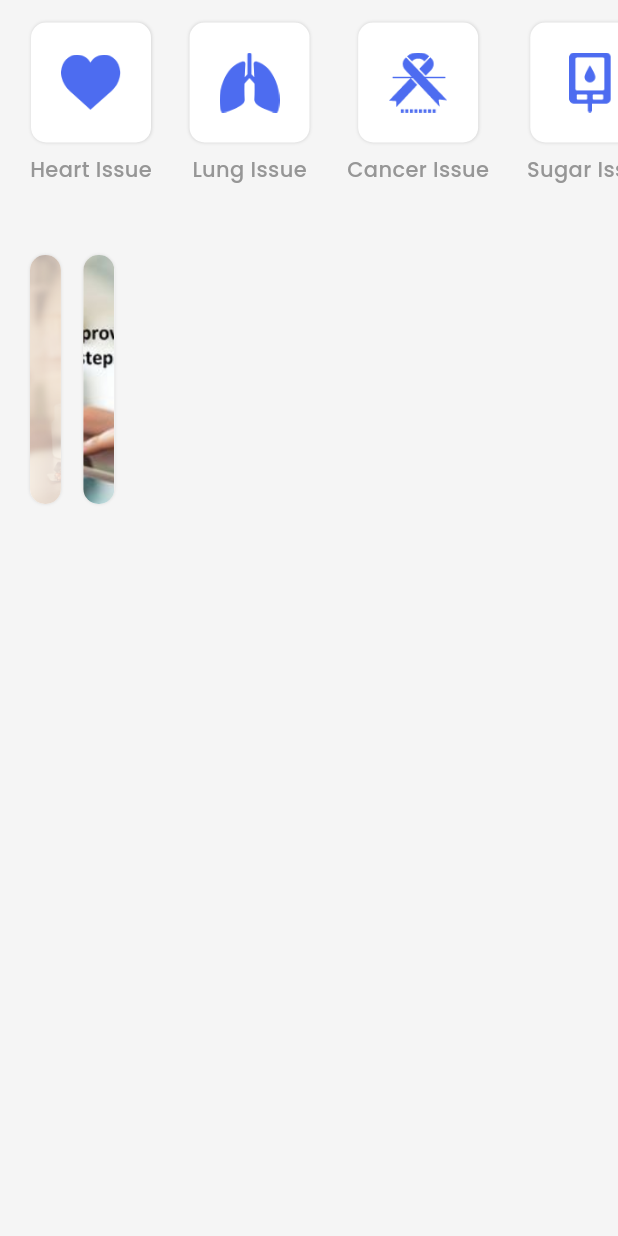
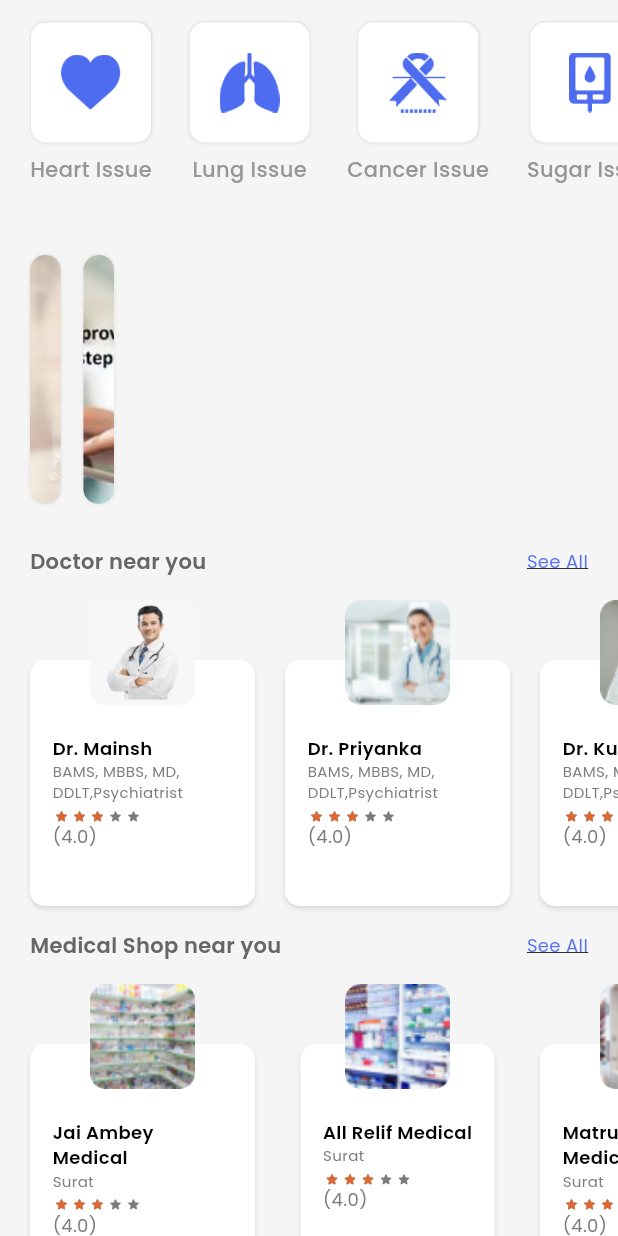
Before and after one commit to IlhamGhaza/flutter_medicare, a Flutter app: the HomeTabScreen screen opened directly, on a phone screen of 412 x 824 dp. Run offline on Flutter 3.47's test engine with Material 3 defaults, Android fonts, the phone set to English and light mode, and no system bars; drawn by our look-alikes of flutter_rating_stars; our stand-ins replace flutter_otp_text_field; missing offline and left inert: fl_country_code_picker.

Commit message:
feat(home): add doctor and shop cells to home tab

```diff
--- /dev/null
+++ b/lib/presentation/home/doctor_cell.dart
@@ -0,0 +1,111 @@
+import 'package:flutter/material.dart';
+import 'package:flutter_rating_stars/flutter_rating_stars.dart';
+import '../../common/color_extension.dart';
+
+class DoctorCell extends StatelessWidget {
+  final Map obj;
+  final VoidCallback onPressed;
+
+  const DoctorCell({super.key, required this.obj, required this.onPressed});
+
+  @override
+  Widget build(BuildContext context) {
+    return InkWell(
+      onTap: onPressed,
+      child: SizedBox(
+        width: 150,
+        child: Stack(
+          alignment: Alignment.topCenter,
+          children: [
+            Container(
+              margin: const EdgeInsets.only(top: 40),
+              padding: const EdgeInsets.only(
+                top: 50,
+                left: 15,
+                right: 15,
+                bottom: 15,
+              ),
+              decoration: BoxDecoration(
+                  color: Colors.white,
+                  borderRadius: BorderRadius.circular(10),
+                  boxShadow: const [
+                    BoxShadow(
+                        color: Colors.black12,
+                        blurRadius: 2,
+                        offset: Offset(0, 2))
+                  ]),
+              child: Column(
+                crossAxisAlignment: CrossAxisAlignment.start,
+                children: [
+                  Text(
+                    obj["name"],
+                    maxLines: 2,
+                    style: TextStyle(
+                      color: TColor.black,
+                      fontSize: 12,
+                      fontWeight: FontWeight.w600,
+                    ),
+                  ),
+                  Text(
+                    obj["degree"],
+                    maxLines: 2,
+                    style: TextStyle(
+                      color: TColor.secondaryText,
+                      fontSize: 10,
+                    ),
+                  ),
+                  const SizedBox(
+                    height: 4,
+                  ),
+                  IgnorePointer(
+                    ignoring: true,
+                    child: RatingStars(
+                      value: 3,
+                      onValueChanged: (v) {},
+                      starCount: 5,
+                      starSize: 10,
+                      valueLabelColor: const Color(0xff9b9b9b),
+                      valueLabelTextStyle: const TextStyle(
+                          color: Colors.white,
+                          fontWeight: FontWeight.w400,
+                          fontStyle: FontStyle.normal,
+                          fontSize: 12.0),
+                      valueLabelRadius: 0,
+                      maxValue: 5,
+                      starSpacing: 2,
+                      maxValueVisibility: true,
+                      valueLabelVisibility: false,
+                      animationDuration: const Duration(milliseconds: 1000),
+                      valueLabelPadding: const EdgeInsets.symmetric(
+                          vertical: 1, horizontal: 8),
+                      valueLabelMargin: const EdgeInsets.only(right: 8),
+                      starOffColor: const Color(0xff7c7c7c),
+                      starColor: const Color(0xffDE6732),
+                    ),
+                  ),
+                  Text(
+                    "(4.0)",
+                    maxLines: 2,
+                    style: TextStyle(
+                      color: TColor.secondaryText,
+                      fontSize: 12,
+                    ),
+                  )
+                ],
+              ),
+            ),
+            ClipRRect(
+              borderRadius: BorderRadius.circular(10),
+              child: Image.asset(
+                obj["img"],
+                width: 70,
+                height: 70,
+                fit: BoxFit.cover,
+              ),
+            )
+          ],
+        ),
+      ),
+    );
+  }
+}
--- a/lib/presentation/home/home_tab_screen.dart
+++ b/lib/presentation/home/home_tab_screen.dart
@@ -1,5 +1,9 @@
 import 'package:flutter/material.dart';
 import 'package:flutter_medicare/common_widget/category_button.dart';
+import 'package:flutter_medicare/common_widget/section_row.dart';
+import 'package:flutter_medicare/presentation/home/doctor_cell.dart';
+import 'package:flutter_medicare/presentation/home/shop_cell.dart';
+import 'package:flutter_rating_stars/flutter_rating_stars.dart';
 import '../../common/color_extension.dart';
 
 class HomeTabScreen extends StatefulWidget {
@@ -45,6 +49,41 @@
       // "title": "Ad 2",
       "image": "assets/img/ad_2.png",
     }
+  ];
+  List nearDoctorArr = [
+    {
+      "name": "Dr. Mainsh",
+      "degree": "BAMS, MBBS, MD, DDLT,Psychiatrist",
+      "img": "assets/img/u1.png"
+    },
+    {
+      "name": "Dr. Priyanka",
+      "degree": "BAMS, MBBS, MD, DDLT,Psychiatrist",
+      "img": "assets/img/u2.png"
+    },
+    {
+      "name": "Dr. Kunal Vaidya",
+      "degree": "BAMS, MBBS, MD, DDLT,Psychiatrist",
+      "img": "assets/img/u3.png"
+    },
+  ];
+
+  List nearShopArr = [
+    {
+      "name": "Jai Ambey Medical",
+      "address": "Surat",
+      "img": "assets/img/s1.png"
+    },
+    {
+      "name": "All Relif Medical",
+      "address": "Surat",
+      "img": "assets/img/s2.png"
+    },
+    {
+      "name": "Matru Chaya Medical",
+      "address": "Surat",
+      "img": "assets/img/s3.png"
+    },
   ];
   @override
   Widget build(BuildContext context) {
@@ -112,7 +151,49 @@
                 ),
                 itemCount: adsArr.length,
               ),
-            )
+            ),
+            SectionRow(
+              title: "Doctor near you",
+              onPressed: () {},
+            ),
+            SizedBox(
+              height: 220,
+              child: ListView.separated(
+                  padding:
+                      const EdgeInsets.symmetric(horizontal: 20, vertical: 8),
+                  scrollDirection: Axis.horizontal,
+                  itemBuilder: (context, index) {
+                    return DoctorCell(
+                      obj: nearDoctorArr[index],
+                      onPressed: () {},
+                    );
+                  },
+                  separatorBuilder: (context, index) => const SizedBox(
+                        width: 20,
+                      ),
+                  itemCount: nearDoctorArr.length),
+            ),
+            SectionRow(
+              title: "Medical Shop near you",
+              onPressed: () {},
+            ),
+            SizedBox(
+              height: 220,
+              child: ListView.separated(
+                  padding:
+                      const EdgeInsets.symmetric(horizontal: 20, vertical: 8),
+                  scrollDirection: Axis.horizontal,
+                  itemBuilder: (context, index) {
+                    return ShopCell(
+                      obj: nearShopArr[index],
+                      onPressed: () {},
+                    );
+                  },
+                  separatorBuilder: (context, index) => const SizedBox(
+                        width: 20,
+                      ),
+                  itemCount: nearShopArr.length),
+            ),
           ],
         ),
       ),
--- /dev/null
+++ b/lib/presentation/home/shop_cell.dart
@@ -0,0 +1,111 @@
+import 'package:flutter/material.dart';
+import 'package:flutter_rating_stars/flutter_rating_stars.dart';
+import '../../common/color_extension.dart';
+
+class ShopCell extends StatelessWidget {
+  final Map obj;
+  final VoidCallback onPressed;
+
+  const ShopCell({super.key, required this.obj, required this.onPressed});
+
+  @override
+  Widget build(BuildContext context) {
+    return InkWell(
+      onTap: onPressed,
+      child: SizedBox(
+        width: 150,
+        child: Stack(
+          alignment: Alignment.topCenter,
+          children: [
+            Container(
+              margin: const EdgeInsets.only(top: 40),
+              padding: const EdgeInsets.only(
+                top: 50,
+                left: 15,
+                right: 15,
+                bottom: 15,
+              ),
+              decoration: BoxDecoration(
+                  color: Colors.white,
+                  borderRadius: BorderRadius.circular(10),
+                  boxShadow: const [
+                    BoxShadow(
+                        color: Colors.black12,
+                        blurRadius: 2,
+                        offset: Offset(0, 2))
+                  ]),
+              child: Column(
+                crossAxisAlignment: CrossAxisAlignment.start,
+                children: [
+                  Text(
+                    obj["name"],
+                    maxLines: 2,
+                    style: TextStyle(
+                      color: TColor.black,
+                      fontSize: 12,
+                      fontWeight: FontWeight.w600,
+                    ),
+                  ),
+                  Text(
+                    obj["address"],
+                    maxLines: 2,
+                    style: TextStyle(
+                      color: TColor.secondaryText,
+                      fontSize: 10,
+                    ),
+                  ),
+                  const SizedBox(
+                    height: 4,
+                  ),
+                  IgnorePointer(
+                    ignoring: true,
+                    child: RatingStars(
+                      value: 3,
+                      onValueChanged: (v) {},
+                      starCount: 5,
+                      starSize: 10,
+                      valueLabelColor: const Color(0xff9b9b9b),
+                      valueLabelTextStyle: const TextStyle(
+                          color: Colors.white,
+                          fontWeight: FontWeight.w400,
+                          fontStyle: FontStyle.normal,
+                          fontSize: 12.0),
+                      valueLabelRadius: 0,
+                      maxValue: 5,
+                      starSpacing: 2,
+                      maxValueVisibility: true,
+                      valueLabelVisibility: false,
+                      animationDuration: const Duration(milliseconds: 1000),
+                      valueLabelPadding: const EdgeInsets.symmetric(
+                          vertical: 1, horizontal: 8),
+                      valueLabelMargin: const EdgeInsets.only(right: 8),
+                      starOffColor: const Color(0xff7c7c7c),
+                      starColor: const Color(0xffDE6732),
+                    ),
+                  ),
+                  Text(
+                    "(4.0)",
+                    maxLines: 2,
+                    style: TextStyle(
+                      color: TColor.secondaryText,
+                      fontSize: 12,
+                    ),
+                  )
+                ],
+              ),
+            ),
+            ClipRRect(
+              borderRadius: BorderRadius.circular(10),
+              child: Image.asset(
+                obj["img"],
+                width: 70,
+                height: 70,
+                fit: BoxFit.cover,
+              ),
+            )
+          ],
+        ),
+      ),
+    );
+  }
+}
```
